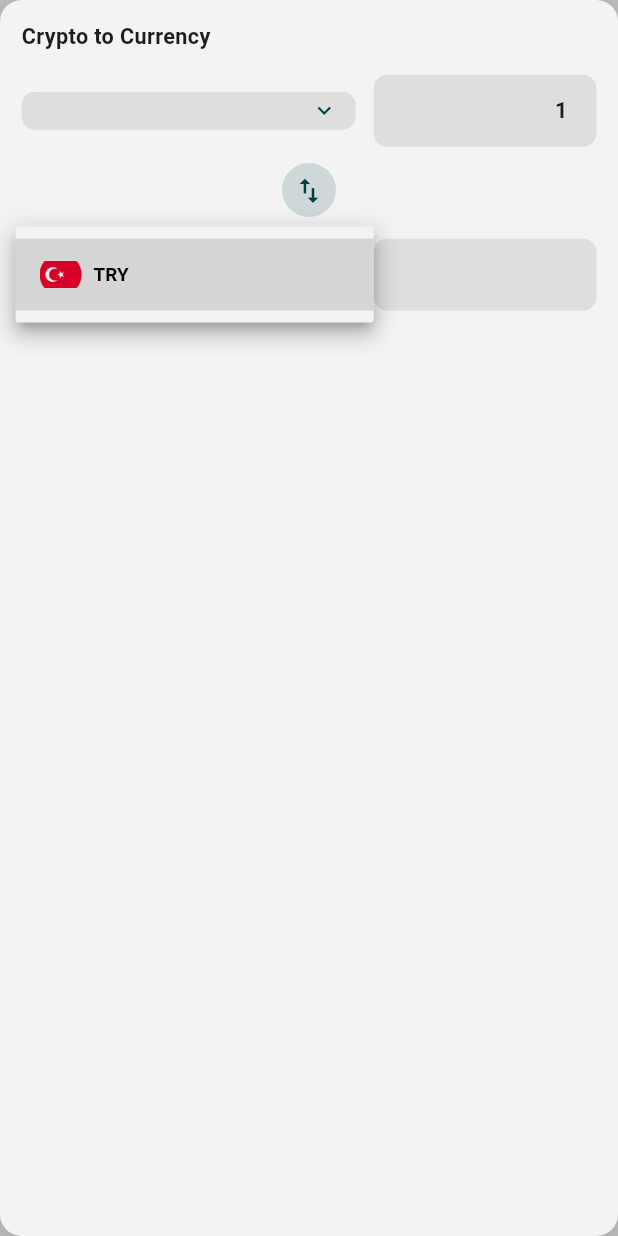
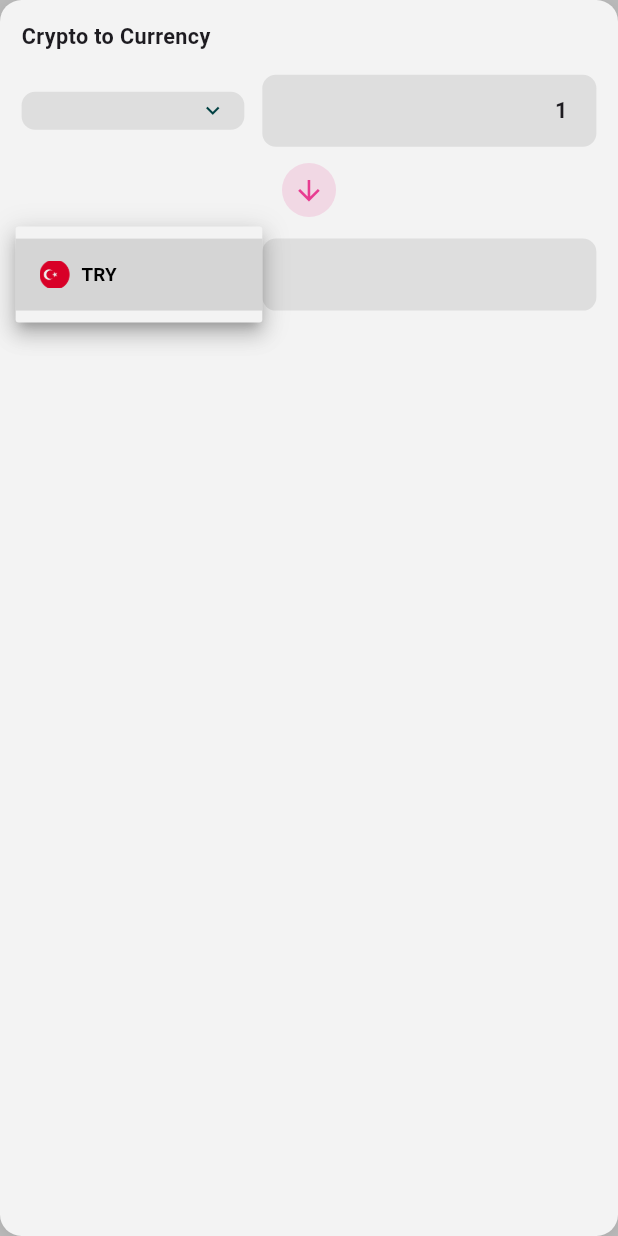
Before and after one commit to YigitAkture/InvesTracker, a Flutter app: the CryptoToCurrencySection widget shown alone on an empty page, opened directly with empty values, after a tap on "TRY", on a phone screen of 412 x 824 dp. Run offline on Flutter 3.47's test engine with Material 3 defaults, Android fonts, the phone set to English and light mode, and no system bars; our stand-ins replace flutter_screenutil; network calls fail; statements that could not run were skipped.

Commit message:
fix gold currency decimal problem change swap button to arrow icon in cryto converter

```diff
--- a/inves_tracker/lib/views/converter/widgets/crypto_to_currency_section.dart
+++ b/inves_tracker/lib/views/converter/widgets/crypto_to_currency_section.dart
@@ -110,18 +110,6 @@ class _CryptoToCurrencySectionState extends State<CryptoToCurrencySection> {
     return currency.buying;
   }
 
-  void _swapValues() {
-    setState(() {
-      final tempCrypto = _cryptoController.text;
-      final tempCurrency = _currencyController.text;
-
-      _cryptoController.text = tempCurrency;
-      _currencyController.text = tempCrypto;
-
-      _isEditingCrypto = !_isEditingCrypto;
-    });
-  }
-
   @override
   Widget build(BuildContext context) {
     return ConverterCard(
@@ -132,7 +120,7 @@ class _CryptoToCurrencySectionState extends State<CryptoToCurrencySection> {
           Row(
             children: [
               Expanded(
-                flex: 3,
+                flex: 2,
                 child: CryptoDropdown(
                   cryptos: widget.cryptos,
                   selectedCode: _selectedCrypto,
@@ -150,7 +138,7 @@ class _CryptoToCurrencySectionState extends State<CryptoToCurrencySection> {
               ),
               SizedBox(width: 12.w),
               Expanded(
-                flex: 2,
+                flex: 3,
                 child: TextField(
                   controller: _cryptoController,
                   keyboardType: const TextInputType.numberWithOptions(decimal: true),
@@ -189,21 +177,18 @@ class _CryptoToCurrencySectionState extends State<CryptoToCurrencySection> {
 
           SizedBox(height: 12.h),
 
-          // Swap Button
+          // Arrow Icon
           Center(
-            child: GestureDetector(
-              onTap: _swapValues,
             child: Container(
               padding: EdgeInsets.all(8.r),
               decoration: BoxDecoration(
-                  color: AppColors.primary(context).withValues(alpha: 0.15),
+                color: AppColors.pink.withValues(alpha: 0.15),
                 shape: BoxShape.circle,
               ),
               child: Icon(
-                  Icons.swap_vert,
+                Icons.arrow_downward,
                 size: 24.sp,
-                  color: AppColors.primary(context),
-                ),
+                color: AppColors.pink,
               ),
             ),
           ),
@@ -214,7 +199,7 @@ class _CryptoToCurrencySectionState extends State<CryptoToCurrencySection> {
           Row(
             children: [
               Expanded(
-                flex: 3,
+                flex: 2,
                 child: CurrencyDropdown(
                   currencies: widget.currencies,
                   selectedCode: _selectedCurrency,
@@ -232,7 +217,7 @@ class _CryptoToCurrencySectionState extends State<CryptoToCurrencySection> {
               ),
               SizedBox(width: 12.w),
               Expanded(
-                flex: 2,
+                flex: 3,
                 child: TextField(
                   controller: _currencyController,
                   keyboardType: const TextInputType.numberWithOptions(decimal: true),
--- a/inves_tracker/lib/views/converter/widgets/currency_dropdown.dart
+++ b/inves_tracker/lib/views/converter/widgets/currency_dropdown.dart
@@ -66,7 +66,7 @@ class CurrencyDropdown extends StatelessWidget {
                     child: Image.asset(
                       'assets/img/flags/${currency.code.toLowerCase()}.png',
                       height: 20.h,
-                      width: 28.w,
+                      width: 20.w,
                       fit: BoxFit.cover,
                       errorBuilder: (context, error, stackTrace) {
                         return Container(
```
Also changed, not shown: inves_tracker/lib/views/converter/widgets/currency_to_currency_section.dart (+4 -4 lines), inves_tracker/lib/views/converter/widgets/gold_to_currency_section.dart (+6 -6 lines). Lines whose indentation alone changed are shown as unchanged.
